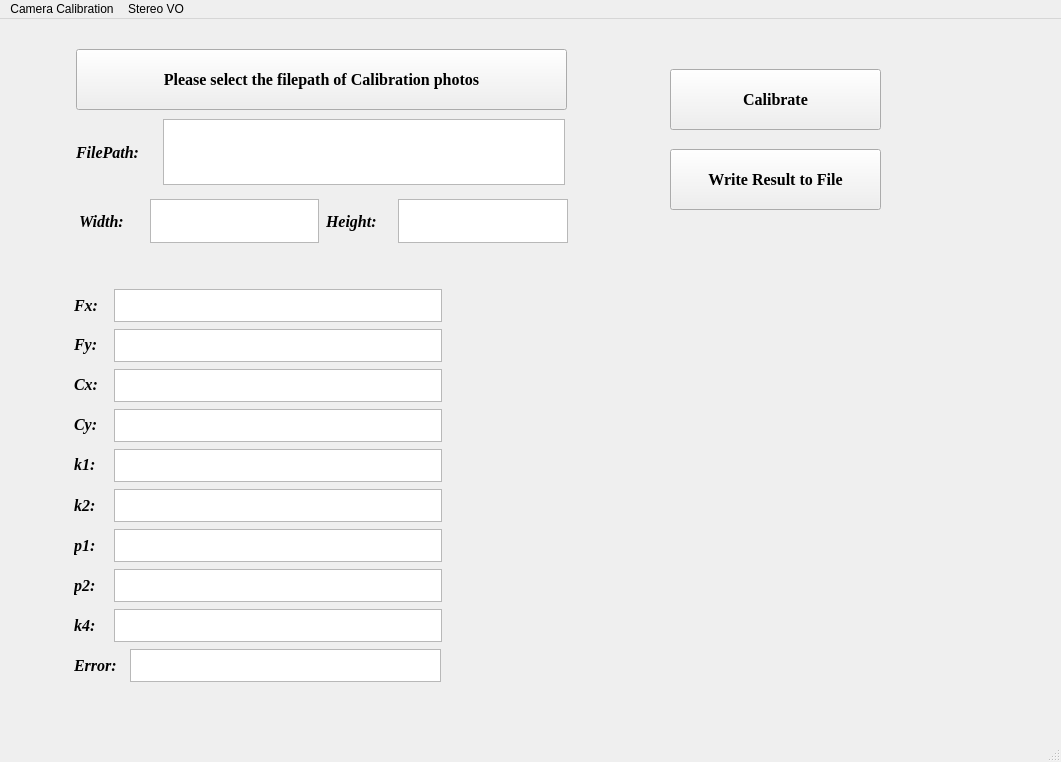
Old version of the form MainWindow.ui in the repository SihanWang-WHU/Stereo_VO.
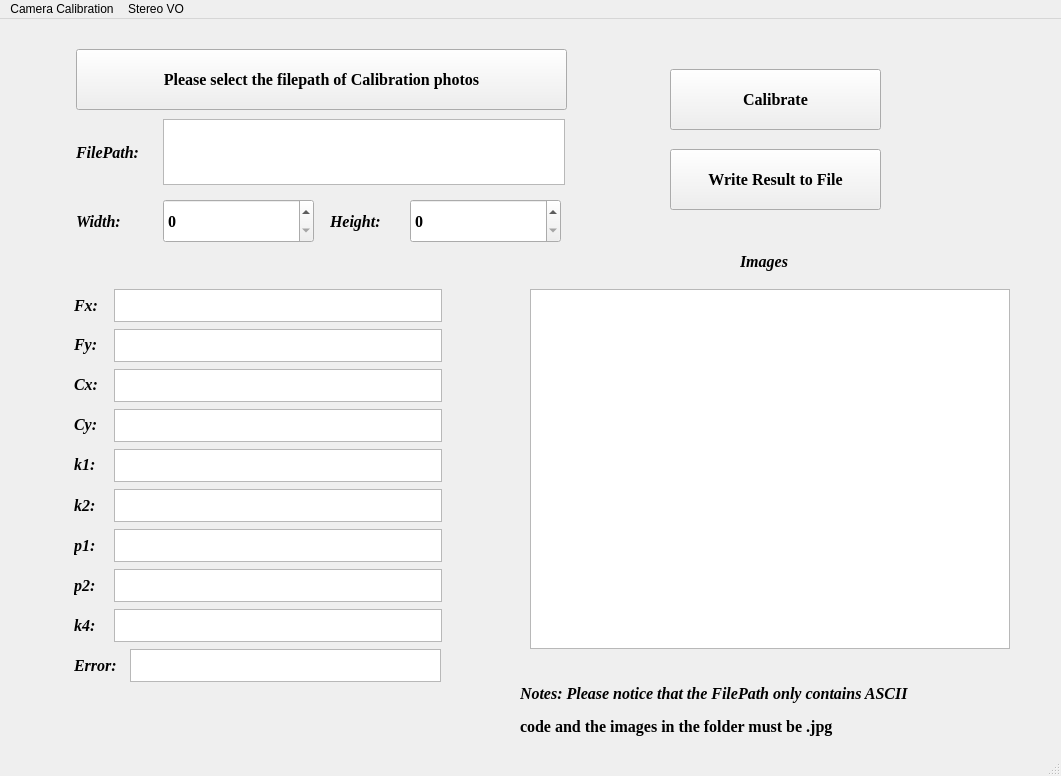
New version of the form.

```diff
--- a/MainWindow.ui
+++ b/MainWindow.ui
@@ -7,7 +7,7 @@
     <x>0</x>
     <y>0</y>
     <width>1061</width>
-    <height>762</height>
+    <height>776</height>
    </rect>
   </property>
   <property name="windowTitle">
@@ -388,20 +388,10 @@
      <string>FilePath:</string>
     </property>
    </widget>
-   <widget class="QTextEdit" name="height_double">
-    <property name="geometry">
-     <rect>
-      <x>398</x>
-      <y>180</y>
-      <width>170</width>
-      <height>44</height>
-     </rect>
-    </property>
-   </widget>
    <widget class="QLabel" name="width_show">
     <property name="geometry">
      <rect>
-      <x>79</x>
+      <x>76</x>
       <y>180</y>
       <width>57</width>
       <height>44</height>
@@ -423,7 +413,7 @@
    <widget class="QLabel" name="height_show">
     <property name="geometry">
      <rect>
-      <x>326</x>
+      <x>330</x>
       <y>180</y>
       <width>65</width>
       <height>44</height>
@@ -442,16 +432,6 @@
      <string>Height:</string>
     </property>
    </widget>
-   <widget class="QTextEdit" name="width_double">
-    <property name="geometry">
-     <rect>
-      <x>150</x>
-      <y>180</y>
-      <width>169</width>
-      <height>44</height>
-     </rect>
-    </property>
-   </widget>
    <widget class="QPushButton" name="Start_Calib_button">
     <property name="geometry">
      <rect>
@@ -496,6 +476,117 @@
      <string>Write Result to File</string>
     </property>
    </widget>
+   <widget class="QSpinBox" name="widthnum_int">
+    <property name="geometry">
+     <rect>
+      <x>163</x>
+      <y>180</y>
+      <width>151</width>
+      <height>44</height>
+     </rect>
+    </property>
+    <property name="font">
+     <font>
+      <family>Times New Roman</family>
+      <pointsize>12</pointsize>
+      <weight>75</weight>
+      <bold>true</bold>
+     </font>
+    </property>
+   </widget>
+   <widget class="QSpinBox" name="heightnum_int">
+    <property name="geometry">
+     <rect>
+      <x>410</x>
+      <y>180</y>
+      <width>151</width>
+      <height>44</height>
+     </rect>
+    </property>
+    <property name="font">
+     <font>
+      <family>Times New Roman</family>
+      <pointsize>12</pointsize>
+      <weight>75</weight>
+      <bold>true</bold>
+     </font>
+    </property>
+   </widget>
+   <widget class="QGraphicsView" name="Calibimgs">
+    <property name="geometry">
+     <rect>
+      <x>530</x>
+      <y>270</y>
+      <width>480</width>
+      <height>360</height>
+     </rect>
+    </property>
+   </widget>
+   <widget class="QLabel" name="image_text">
+    <property name="geometry">
+     <rect>
+      <x>740</x>
+      <y>220</y>
+      <width>71</width>
+      <height>44</height>
+     </rect>
+    </property>
+    <property name="font">
+     <font>
+      <family>Times New Roman</family>
+      <pointsize>12</pointsize>
+      <weight>75</weight>
+      <italic>true</italic>
+      <bold>true</bold>
+     </font>
+    </property>
+    <property name="text">
+     <string>Images</string>
+    </property>
+   </widget>
+   <widget class="QWidget" name="verticalLayoutWidget">
+    <property name="geometry">
+     <rect>
+      <x>520</x>
+      <y>660</y>
+      <width>501</width>
+      <height>61</height>
+     </rect>
+    </property>
+    <layout class="QVBoxLayout" name="verticalLayout">
+     <item>
+      <widget class="QLabel" name="Notes">
+       <property name="font">
+        <font>
+         <family>Times New Roman</family>
+         <pointsize>12</pointsize>
+         <weight>75</weight>
+         <italic>true</italic>
+         <bold>true</bold>
+        </font>
+       </property>
+       <property name="text">
+        <string>Notes: Please notice that the FilePath only contains ASCII </string>
+       </property>
+      </widget>
+     </item>
+     <item>
+      <widget class="QLabel" name="label">
+       <property name="font">
+        <font>
+         <family>Times New Roman</family>
+         <pointsize>12</pointsize>
+         <weight>75</weight>
+         <bold>true</bold>
+        </font>
+       </property>
+       <property name="text">
+        <string>code and the images in the folder must be .jpg</string>
+       </property>
+      </widget>
+     </item>
+    </layout>
+   </widget>
   </widget>
   <widget class="QMenuBar" name="menubar">
    <property name="geometry">
```
